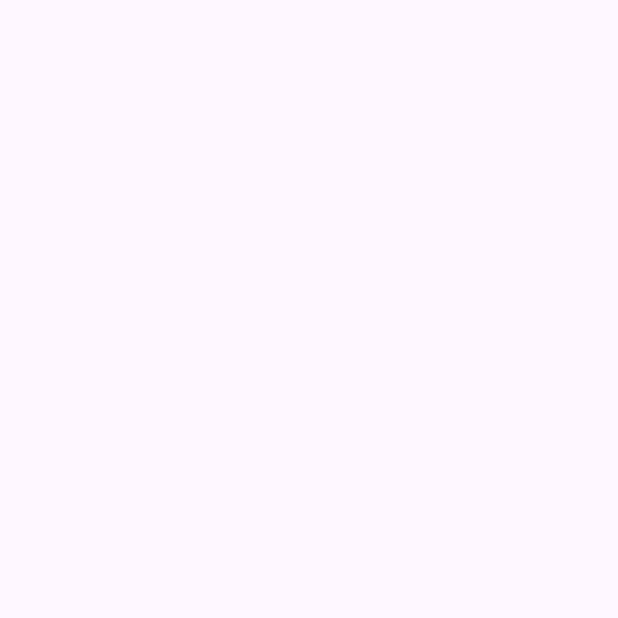
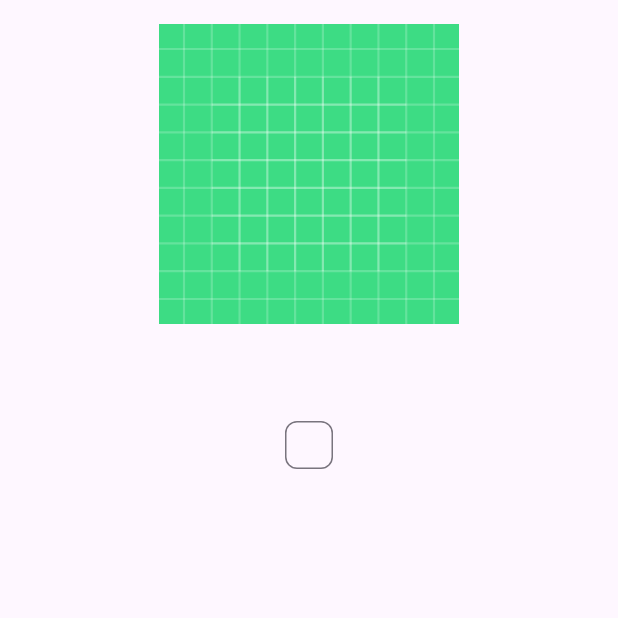
Before and after one commit to axelantonia/RecyclerView, an Android app: the DetailActivity screen opened directly, with no data from a screen before it, on a phone screen of 412 x 824 dp, the top half of it. Before the commit the part shown is empty. Run offline under Robolectric (Android 15) with nearby library versions, the phone set to English and light mode, and no system bars.

Commit message:
feat: implement DetailActivity

```diff
--- a/app/src/main/java/com/example/recyclerview/DetailActivity.kt
+++ b/app/src/main/java/com/example/recyclerview/DetailActivity.kt
@@ -5,16 +5,46 @@ import androidx.activity.enableEdgeToEdge
 import androidx.appcompat.app.AppCompatActivity
 import androidx.core.view.ViewCompat
 import androidx.core.view.WindowInsetsCompat
+import androidx.swiperefreshlayout.widget.CircularProgressDrawable
+import coil.load
+import com.example.recyclerview.databinding.ActivityDetailBinding
 
 class DetailActivity : AppCompatActivity() {
+
+    private lateinit var binding: ActivityDetailBinding
+
     override fun onCreate(savedInstanceState: Bundle?) {
         super.onCreate(savedInstanceState)
         enableEdgeToEdge()
-        setContentView(R.layout.activity_detail)
+
+        binding = ActivityDetailBinding.inflate(layoutInflater)
+        setContentView(binding.root)
+
         ViewCompat.setOnApplyWindowInsetsListener(findViewById(R.id.main)) { v, insets ->
             val systemBars = insets.getInsets(WindowInsetsCompat.Type.systemBars())
             v.setPadding(systemBars.left, systemBars.top, systemBars.right, systemBars.bottom)
             insets
         }
+
+        val nama = intent.getStringExtra("nama")
+        val karakter = intent.getStringExtra("karakter")
+        val deskripsi = intent.getStringExtra("deskripsi")
+        val foto = intent.getStringExtra("foto")
+
+        binding.tvDetailNama.text = nama
+        binding.chipDetailKarakter.text = karakter
+        binding.tvDetailDeskripsi.text = deskripsi
+
+        val circularProgressDrawable = CircularProgressDrawable(this).apply {
+            strokeWidth = 5f
+            centerRadius = 30f
+            start()
+        }
+
+        binding.ivDetailGambar.load(foto) {
+            crossfade(true)
+            placeholder(circularProgressDrawable)
+            error(R.drawable.ic_launcher_background)
+        }
     }
 }
--- a/app/src/main/java/com/example/recyclerview/MainActivity.kt
+++ b/app/src/main/java/com/example/recyclerview/MainActivity.kt
@@ -1,5 +1,6 @@
 package com.example.recyclerview
 
+import android.content.Intent
 import android.os.Bundle
 import androidx.activity.enableEdgeToEdge
 import androidx.appcompat.app.AppCompatActivity
@@ -72,6 +73,19 @@ class MainActivity : AppCompatActivity() {
             binding.rvWayang.layoutManager = LinearLayoutManager(this)
         }
 
-        binding.rvWayang.adapter = AdapterRecView(_arWayang)
+        val adapterWayang = AdapterRecView(_arWayang)
+        adapterWayang.setOnItemClickCallback(object : AdapterRecView.OnItemClickCallback {
+            override fun onItemClicked(data: dcWayang) {
+                val intent = Intent(this@MainActivity, DetailActivity::class.java).apply {
+                    putExtra("nama", data.nama)
+                    putExtra("karakter", data.karakter)
+                    putExtra("deskripsi", data.deskripsi)
+                    putExtra("foto", data.foto)
+                }
+                startActivity(intent)
+            }
+        })
+
+        binding.rvWayang.adapter = adapterWayang
     }
 }
--- a/app/src/main/res/layout/activity_detail.xml
+++ b/app/src/main/res/layout/activity_detail.xml
@@ -1,10 +1,48 @@
 <?xml version="1.0" encoding="utf-8"?>
-<androidx.constraintlayout.widget.ConstraintLayout xmlns:android="http://schemas.android.com/apk/res/android"
+<LinearLayout xmlns:android="http://schemas.android.com/apk/res/android"
     xmlns:app="http://schemas.android.com/apk/res-auto"
     xmlns:tools="http://schemas.android.com/tools"
     android:id="@+id/main"
     android:layout_width="match_parent"
     android:layout_height="match_parent"
+    android:gravity="center_horizontal"
+    android:orientation="vertical"
+    android:padding="24dp"
     tools:context=".DetailActivity">
 
-</androidx.constraintlayout.widget.ConstraintLayout>
+    <ImageView
+        android:id="@+id/ivDetailGambar"
+        android:layout_width="200dp"
+        android:layout_height="200dp"
+        android:layout_marginTop="16dp"
+        android:contentDescription="Foto Wayang"
+        android:scaleType="fitCenter"
+        tools:src="@tools:sample/avatars" />
+
+    <TextView
+        android:id="@+id/tvDetailNama"
+        android:layout_width="wrap_content"
+        android:layout_height="wrap_content"
+        android:layout_marginTop="16dp"
+        android:text="Nama Wayang"
+        android:textSize="24sp"
+        android:textStyle="bold" />
+
+    <com.google.android.material.chip.Chip
+        android:id="@+id/chipDetailKarakter"
+        android:layout_width="wrap_content"
+        android:layout_height="wrap_content"
+        android:layout_marginTop="8dp"
+        android:text="Karakter Wayang" />
+
+    <TextView
+        android:id="@+id/tvDetailDeskripsi"
+        android:layout_width="match_parent"
+        android:layout_height="wrap_content"
+        android:layout_marginTop="16dp"
+        android:lineSpacingExtra="4dp"
+        android:text="Deskripsi lengkap wayang akan tampil di sini."
+        android:textAlignment="center"
+        android:textSize="16sp" />
+
+</LinearLayout>
```
